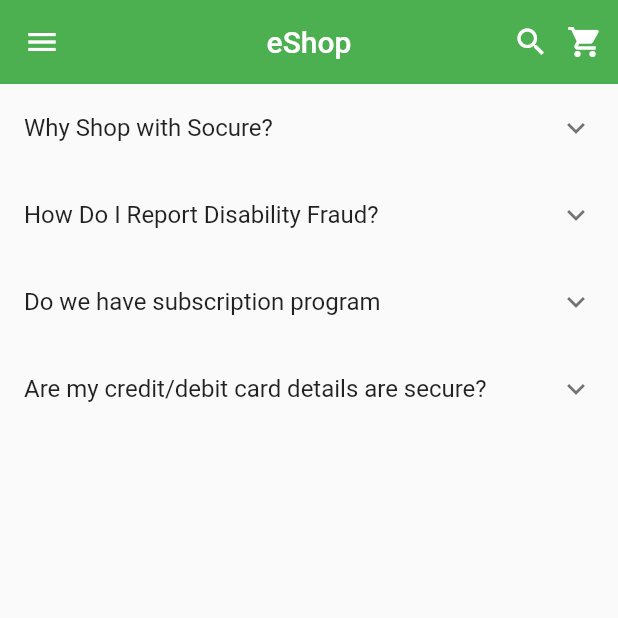
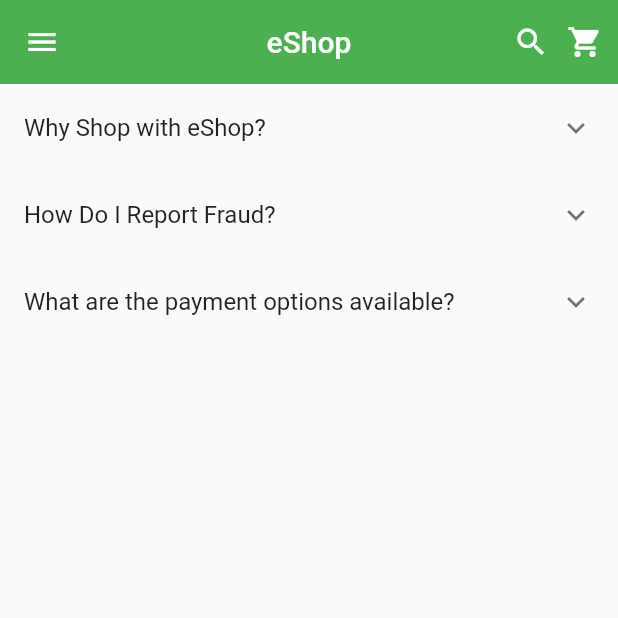
Before and after one commit to KailashKS/eShop_App, a Flutter app: the Faqs screen opened directly, on a phone screen of 412 x 824 dp, the top half of it. Run offline on Flutter 3.47's test engine with Material 2 defaults, Android fonts, the phone set to English and light mode, and no system bars; our stand-ins replace cloud_firestore, firebase_auth, flutter_spinkit, material_design_icons_flutter; accounts and stored records are empty.

Commit message:
minor changes

```diff
--- a/lib/common_widgets/contact_us.dart
+++ b/lib/common_widgets/contact_us.dart
@@ -21,16 +21,16 @@ class ContactUs extends StatelessWidget{
                 children: <Widget>[
                   ListTile(
                     leading: const Icon(Icons.person),
-                    title: Text("Team SoCure"),
+                    title: Text("Team eShop"),
                   ),
 
                   ListTile(
                     leading: const Icon(Icons.add_location),
-                    title:  Text("Address to the SoCure Office"),
+                    title:  Text("Address to the eShop Office"),
                   ),
                   ListTile(
                     leading: const Icon(Icons.email),
-                    title: Text("socure2020@gmail.com"),
+                    title: Text("eShop@gmail.com"),
                   ),
                 ]))
 
--- a/lib/common_widgets/drawer.dart
+++ b/lib/common_widgets/drawer.dart
@@ -6,6 +6,7 @@ import 'package:newitempage/services/auth.dart';
 import 'package:firebase_auth/firebase_auth.dart';
 
 import 'faq.dart';
+import 'items.dart';
 
 Widget CommonDrawer(BuildContext context){
   final AuthService _auth = AuthService();
@@ -19,8 +20,8 @@ Widget CommonDrawer(BuildContext context){
     child: new ListView(
       children: <Widget>[
         UserAccountsDrawerHeader(
-          accountName: Text("Mr. Profesorson"),
-          accountEmail: Text("Professorso@greendale.com"),
+          accountName: Text("${Contain.name}"),
+          accountEmail: Text("${Contain.email}"),
           // decoration: BoxDecoration(
           //     image: DecorationImage(
           //         image: AssetImage("images/bg.png"), fit: BoxFit.fill)),
@@ -44,7 +45,6 @@ Widget CommonDrawer(BuildContext context){
           },
 
         ),
-        Divider(),
         Divider(),
         ListTile(
           title: Text(
--- a/lib/common_widgets/faq.dart
+++ b/lib/common_widgets/faq.dart
@@ -31,31 +31,24 @@ class Entry {
 // The entire multilevel list displayed by this app.
 final List<Entry> data = <Entry>[
   Entry(
-    'Why Shop with Socure?',
+    'Why Shop with eShop?',
     <Entry>[
       Entry(
-          'Socure brings choice, clarity, and convenience to your entire Socure plan shopping experience.'),
+          'eShop brings choice, clarity, and convenience to your entire eShop plan shopping experience.'),
     ],
   ),
   Entry(
-    'How Do I Report Disability Fraud?',
+    'How Do I Report Fraud?',
     <Entry>[
       Entry(
-          'If you suspect any sort of disability fraud, you can report it to the Social Security Administration (SSA) via Internet, phone, or mail. According to the Centers for Medicare & Medicaid Services, fraud is any act of intentional deception in order to receive an unlawful benefit. Examples of disability fraud may include making false statements on claims or concealing employment in order to continue receiving disability benefits.'),
+          'You can contact us on the given email or phone numbers 24x7.'),
     ],
   ),
   Entry(
-    'Do we have subscription program',
+    'What are the payment options available?',
     <Entry>[
       Entry(
-          'Yes, we do! We want to offer this monthly renewal service so that everyone in the family can maximize the benefits we offer. Apart from Subscription we also provide One Time To know more about our subscription programme, feel free to contact'),
-    ],
-  ),
-  Entry(
-    'Are my credit/debit card details are secure?',
-    <Entry>[
-      Entry(
-          'Absolutely! Your card details will NOT be stored anywhere. Your card information goes through a completely secured and approved payment gateway for processing.'),
+          'Currently we only support Cash on Delivery(COD). Our team is working hard to implement Credit/Debit cards, NetBanking, UPI and other online payment options.'),
     ],
   ),
 
--- a/lib/common_widgets/items.dart
+++ b/lib/common_widgets/items.dart
@@ -11,6 +11,11 @@ class Contain extends StatefulWidget {
   final int length;
   final Widget wid;
   final Widget draw;
+  static String  name = '';
+  static String email = '';
+  static String address1 = '';
+  static String address2 = '';
+  static String uid;
 
   const Contain({Key key, this.list, this.length, this.wid, this.draw}) : super(key:key);
 
--- a/lib/firstscreen/signup.dart
+++ b/lib/firstscreen/signup.dart
@@ -13,7 +13,6 @@ class _SignupPageState extends State<SignupPage> {
   final AuthService _auth = AuthService();
   final _formKey = GlobalKey<FormState>();
   String error = '';
-  String dropdownValue = "Choose";
   String _email;
   String _pass;
   bool loading = false;
--- a/lib/firstscreen/wrapper.dart
+++ b/lib/firstscreen/wrapper.dart
@@ -1,5 +1,6 @@
 import 'package:flutter/material.dart';
 import 'package:newitempage/home/itemlist.dart';
+import 'package:newitempage/services/retrieve.dart';
 import 'package:provider/provider.dart';
 import 'package:newitempage/model/user.dart';
 import 'package:newitempage/firstscreen/authenticate.dart';
@@ -17,7 +18,7 @@ class Wrapper extends StatelessWidget {
     }
     else{
       MyHomePage.uid = user.uid;
-      return ItemPage();
+      return Retrieve();
     }
   }
 }
--- a/lib/services/database.dart
+++ b/lib/services/database.dart
@@ -5,12 +5,12 @@ class DatabaseService{
   DatabaseService({this.uid});
   final CollectionReference info = Firestore.instance.collection('customer');
 
-  Future updateUserData(String name, String email, String address, String choice) async {
+  Future updateUserData(String name, String email, String address1, String address2) async {
     await info.document(uid).setData({
       'name': name,
       'email' : email,
-      'address' : address,
-      'choice': choice
+      'street' : address1,
+      'main_address': address2
     });
   }
 
```
Also changed, not shown: lib/services/retrieve.dart (added, +34 -0 lines).
